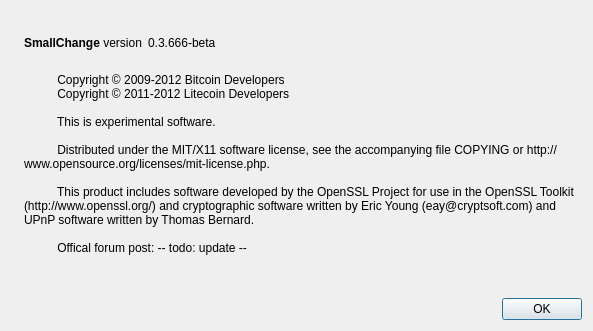
Juanroalvarado/ufmcoin, file src/qt/forms/aboutdialog.ui: the form before one commit.
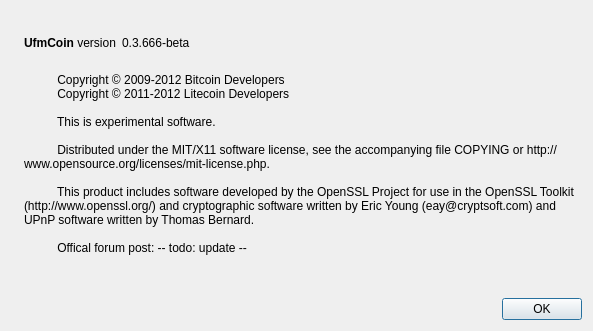
The form after the commit. Icons and pictures are not drawn.

The edit to the form file:
```diff
--- a/src/qt/forms/aboutdialog.ui
+++ b/src/qt/forms/aboutdialog.ui
@@ -50,7 +50,7 @@
           <cursorShape>IBeamCursor</cursorShape>
          </property>
          <property name="text">
-          <string>&lt;b&gt;SmallChange&lt;/b&gt; version</string>
+          <string>&lt;b&gt;UfmCoin&lt;/b&gt; version</string>
          </property>
          <property name="textInteractionFlags">
           <set>Qt::LinksAccessibleByMouse|Qt::TextSelectableByKeyboard|Qt::TextSelectableByMouse</set>
```
Left out of the diff: 2 changed lines with no effect on the pictures.
